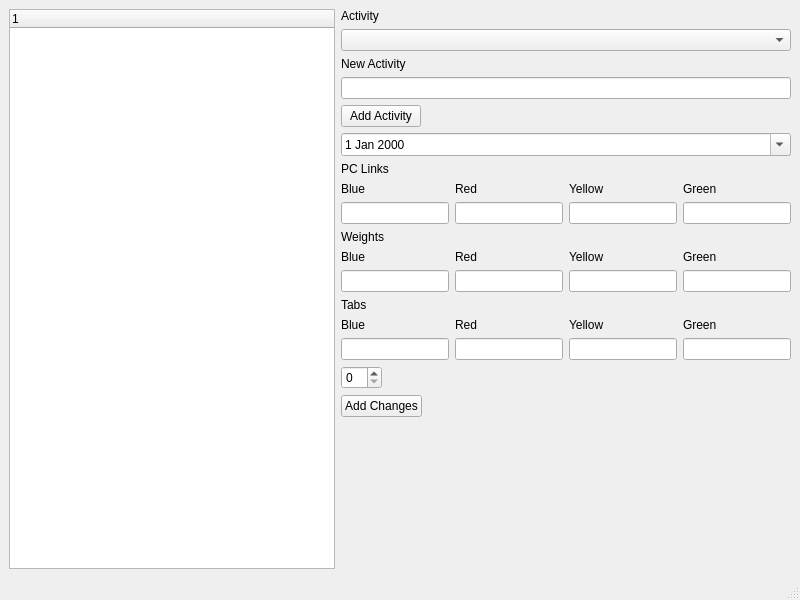
rhaejr/PythonProjects, file track and balance/gui.ui: the form before one commit.
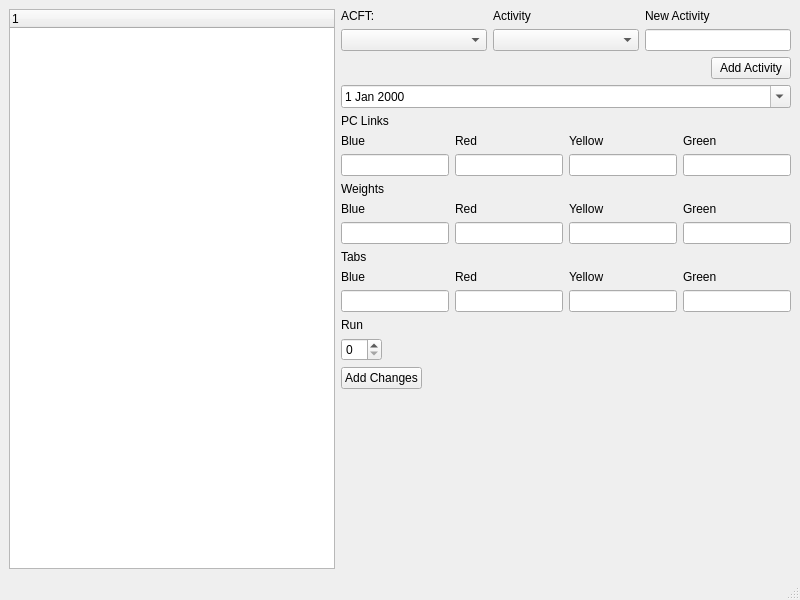
The form after the commit.

Patch:
```diff
--- a/track and balance/gui.ui
+++ b/track and balance/gui.ui
@@ -29,34 +29,74 @@
       <item>
        <layout class="QVBoxLayout" name="verticalLayout_15">
         <item>
-         <widget class="QLabel" name="label_17">
+         <layout class="QHBoxLayout" name="horizontalLayout_8">
+          <item>
+           <layout class="QVBoxLayout" name="verticalLayout_18">
+            <item>
+             <widget class="QLabel" name="label_19">
+              <property name="text">
+               <string>ACFT:</string>
+              </property>
+             </widget>
+            </item>
+            <item>
+             <widget class="QComboBox" name="acft_comboBox">
+              <property name="sizePolicy">
+               <sizepolicy hsizetype="Preferred" vsizetype="Fixed">
+                <horstretch>0</horstretch>
+                <verstretch>0</verstretch>
+               </sizepolicy>
+              </property>
+             </widget>
+            </item>
+           </layout>
+          </item>
+          <item>
+           <layout class="QVBoxLayout" name="verticalLayout_16">
+            <item>
+             <widget class="QLabel" name="label_18">
           <property name="text">
            <string>Activity</string>
           </property>
          </widget>
         </item>
         <item>
-         <widget class="QComboBox" name="activity_comboBox"/>
-        </item>
+             <widget class="QComboBox" name="activity_comboBox">
+              <property name="sizePolicy">
+               <sizepolicy hsizetype="Preferred" vsizetype="Fixed">
+                <horstretch>0</horstretch>
+                <verstretch>0</verstretch>
+               </sizepolicy>
+              </property>
+             </widget>
+            </item>
+           </layout>
+          </item>
         <item>
-         <widget class="QLabel" name="label">
+           <layout class="QVBoxLayout" name="verticalLayout_17">
+            <item>
+             <widget class="QLabel" name="label_17">
           <property name="text">
            <string>New Activity</string>
           </property>
          </widget>
         </item>
         <item>
-         <widget class="QLineEdit" name="activity_edit"/>
+             <widget class="QLineEdit" name="activity_edit">
+              <property name="sizePolicy">
+               <sizepolicy hsizetype="Preferred" vsizetype="Fixed">
+                <horstretch>0</horstretch>
+                <verstretch>0</verstretch>
+               </sizepolicy>
+              </property>
+             </widget>
+            </item>
+           </layout>
+          </item>
+         </layout>
         </item>
         <item>
          <layout class="QHBoxLayout" name="horizontalLayout_6">
-          <item>
-           <widget class="QPushButton" name="add_activity_btn">
-            <property name="text">
-             <string>Add Activity</string>
-            </property>
-           </widget>
-          </item>
           <item>
            <spacer name="horizontalSpacer_2">
             <property name="orientation">
@@ -70,6 +110,13 @@
             </property>
            </spacer>
           </item>
+          <item>
+           <widget class="QPushButton" name="add_activity_btn">
+            <property name="text">
+             <string>Add Activity</string>
+            </property>
+           </widget>
+          </item>
          </layout>
         </item>
        </layout>
@@ -282,6 +329,13 @@
         </item>
        </layout>
       </item>
+      <item>
+       <widget class="QLabel" name="label">
+        <property name="text">
+         <string>Run</string>
+        </property>
+       </widget>
+      </item>
       <item>
        <layout class="QHBoxLayout" name="horizontalLayout_7">
         <item>
```
Lines whose indentation alone changed are shown as unchanged.
